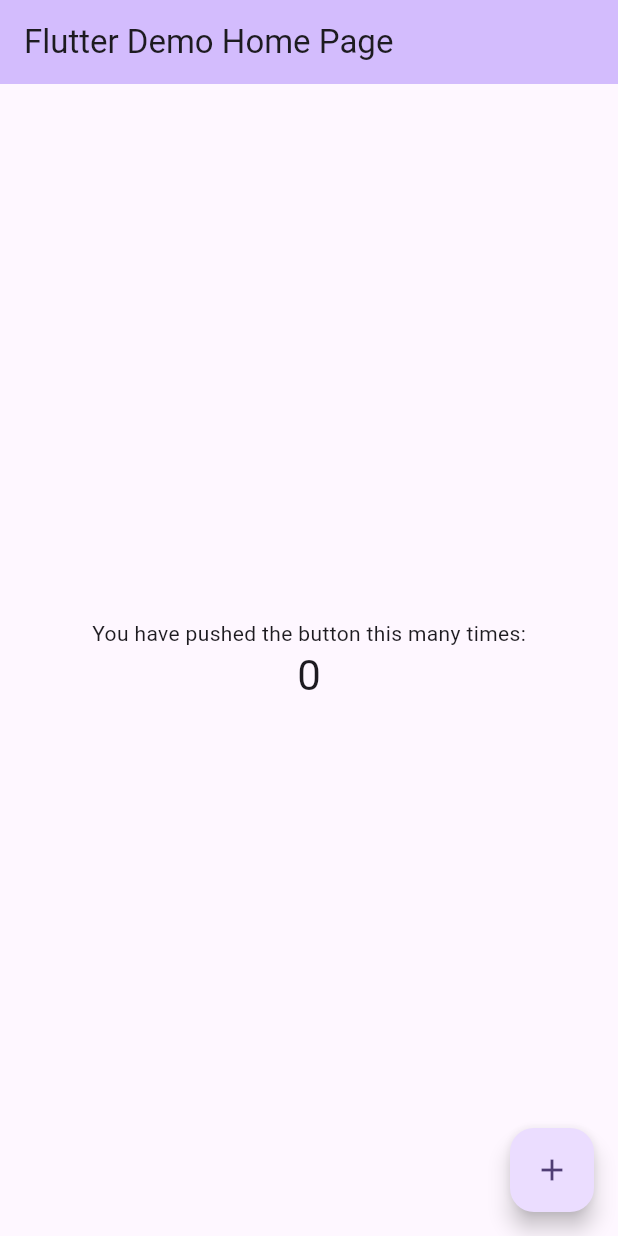
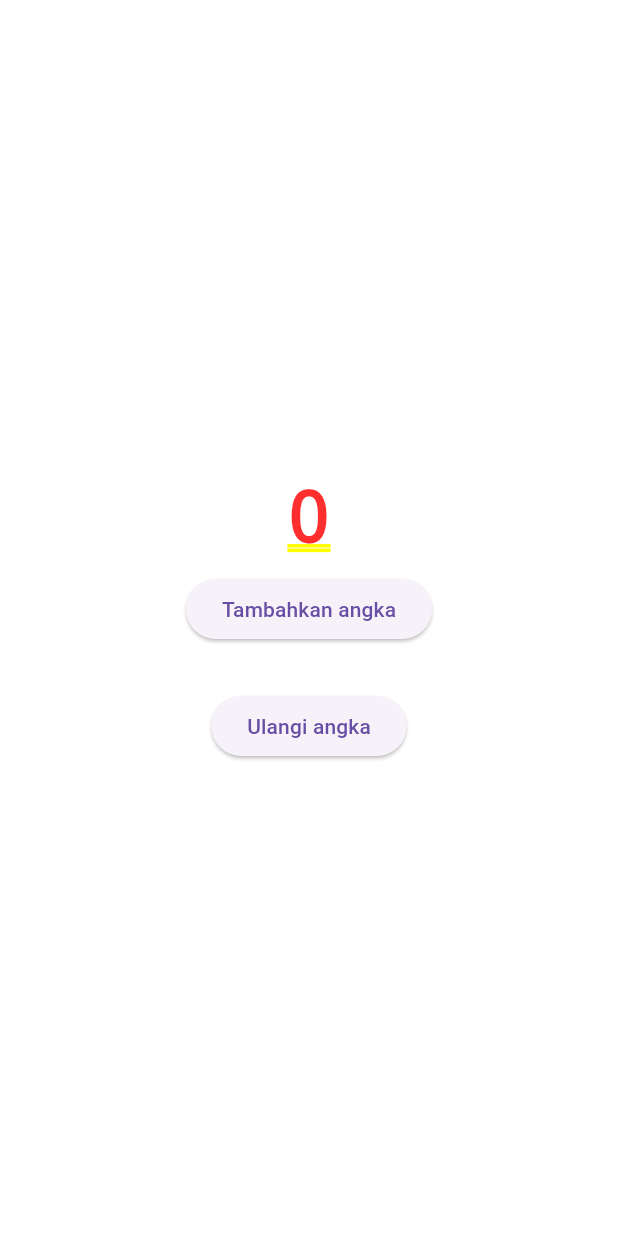
Before and after one commit to Lutfi932/wisata_mobile_6, a Flutter app: the screen it shows after launch, on a phone screen of 412 x 824 dp. Run offline on Flutter 3.47's test engine with Material 3 defaults, Android fonts, the phone set to English and light mode, and no system bars.

Commit message:
Modify and Add, mystatefullwidget mystatelesswidget

```diff
--- a/lib/main.dart
+++ b/lib/main.dart
@@ -1,125 +1,7 @@
 import 'package:flutter/material.dart';
+import 'package:wisata_mobile/myStatelessWidget.dart';
+import 'package:wisata_mobile/mystatefullWidget.dart';
 
 void main() {
-  runApp(const MyApp());
+  runApp(MyStatefullwidget());
 }
-
-class MyApp extends StatelessWidget {
-  const MyApp({super.key});
-
-  // This widget is the root of your application.
-  @override
-  Widget build(BuildContext context) {
-    return MaterialApp(
-      title: 'Flutter Demo',
-      theme: ThemeData(
-        // This is the theme of your application.
-        //
-        // TRY THIS: Try running your application with "flutter run". You'll see
-        // the application has a purple toolbar. Then, without quitting the app,
-        // try changing the seedColor in the colorScheme below to Colors.green
-        // and then invoke "hot reload" (save your changes or press the "hot
-        // reload" button in a Flutter-supported IDE, or press "r" if you used
-        // the command line to start the app).
-        //
-        // Notice that the counter didn't reset back to zero; the application
-        // state is not lost during the reload. To reset the state, use hot
-        // restart instead.
-        //
-        // This works for code too, not just values: Most code changes can be
-        // tested with just a hot reload.
-        colorScheme: ColorScheme.fromSeed(seedColor: Colors.deepPurple),
-        useMaterial3: true,
-      ),
-      home: const MyHomePage(title: 'Flutter Demo Home Page'),
-    );
-  }
-}
-
-class MyHomePage extends StatefulWidget {
-  const MyHomePage({super.key, required this.title});
-
-  // This widget is the home page of your application. It is stateful, meaning
-  // that it has a State object (defined below) that contains fields that affect
-  // how it looks.
-
-  // This class is the configuration for the state. It holds the values (in this
-  // case the title) provided by the parent (in this case the App widget) and
-  // used by the build method of the State. Fields in a Widget subclass are
-  // always marked "final".
-
-  final String title;
-
-  @override
-  State<MyHomePage> createState() => _MyHomePageState();
-}
-
-class _MyHomePageState extends State<MyHomePage> {
-  int _counter = 0;
-
-  void _incrementCounter() {
-    setState(() {
-      // This call to setState tells the Flutter framework that something has
-      // changed in this State, which causes it to rerun the build method below
-      // so that the display can reflect the updated values. If we changed
-      // _counter without calling setState(), then the build method would not be
-      // called again, and so nothing would appear to happen.
-      _counter++;
-    });
-  }
-
-  @override
-  Widget build(BuildContext context) {
-    // This method is rerun every time setState is called, for instance as done
-    // by the _incrementCounter method above.
-    //
-    // The Flutter framework has been optimized to make rerunning build methods
-    // fast, so that you can just rebuild anything that needs updating rather
-    // than having to individually change instances of widgets.
-    return Scaffold(
-      appBar: AppBar(
-        // TRY THIS: Try changing the color here to a specific color (to
-        // Colors.amber, perhaps?) and trigger a hot reload to see the AppBar
-        // change color while the other colors stay the same.
-        backgroundColor: Theme.of(context).colorScheme.inversePrimary,
-        // Here we take the value from the MyHomePage object that was created by
-        // the App.build method, and use it to set our appbar title.
-        title: Text(widget.title),
-      ),
-      body: Center(
-        // Center is a layout widget. It takes a single child and positions it
-        // in the middle of the parent.
-        child: Column(
-          // Column is also a layout widget. It takes a list of children and
-          // arranges them vertically. By default, it sizes itself to fit its
-          // children horizontally, and tries to be as tall as its parent.
-          //
-          // Column has various properties to control how it sizes itself and
-          // how it positions its children. Here we use mainAxisAlignment to
-          // center the children vertically; the main axis here is the vertical
-          // axis because Columns are vertical (the cross axis would be
-          // horizontal).
-          //
-          // TRY THIS: Invoke "debug painting" (choose the "Toggle Debug Paint"
-          // action in the IDE, or press "p" in the console), to see the
-          // wireframe for each widget.
-          mainAxisAlignment: MainAxisAlignment.center,
-          children: <Widget>[
-            const Text(
-              'You have pushed the button this many times:',
-            ),
-            Text(
-              '$_counter',
-              style: Theme.of(context).textTheme.headlineMedium,
-            ),
-          ],
-        ),
-      ),
-      floatingActionButton: FloatingActionButton(
-        onPressed: _incrementCounter,
-        tooltip: 'Increment',
-        child: const Icon(Icons.add),
-      ), // This trailing comma makes auto-formatting nicer for build methods.
-    );
-  }
-}
--- /dev/null
+++ b/lib/myStatelessWidget.dart
@@ -0,0 +1,21 @@
+import 'package:flutter/material.dart';
+
+class Mystatelesswidget extends StatelessWidget {
+  const Mystatelesswidget({super.key});
+
+  @override
+  Widget build(BuildContext context) {
+    return MaterialApp(
+      title: "Ini Program saya bung",
+      home: Scaffold(
+        appBar: AppBar(
+          title: Text("Ini judul APP BAR"),
+          backgroundColor: Colors.cyan,
+        ),
+        body: Center(
+          child: Text("Ini adalah halaman utama"),
+        )
+      ),
+    );
+  }
+}
--- /dev/null
+++ b/lib/mystatefullWidget.dart
@@ -0,0 +1,44 @@
+import 'package:flutter/material.dart';
+
+class MyStatefullwidget extends StatefulWidget {
+  @override
+  State<StatefulWidget> createState() => _MyStatefullwidget();
+}
+
+class _MyStatefullwidget extends State<MyStatefullwidget> {
+  var _hitung = 0;
+
+  void _tambahAngka() {
+    setState(() {
+      _hitung++;
+    });
+  }
+
+  void _ulangi() {
+    setState(() {
+      _hitung -= _hitung;
+    });
+  }
+
+  @override
+  Widget build(BuildContext context) {
+    return MaterialApp(
+        title: "Ini adalah title",
+        home: Column(
+          mainAxisAlignment: MainAxisAlignment.center,
+          children: [
+            Text("${_hitung}"),
+            SizedBox(
+              height: 10,
+            ),
+            ElevatedButton(
+                onPressed: _tambahAngka, child: Text("Tambahkan angka")),
+            SizedBox(
+              height: 30,
+              width: 50,
+            ),
+            ElevatedButton(onPressed: _ulangi, child: Text("Ulangi angka")),
+          ],
+        ));
+  }
+}
```
Also changed, not shown: assets/rdsd.txt (added), 1 other file.
